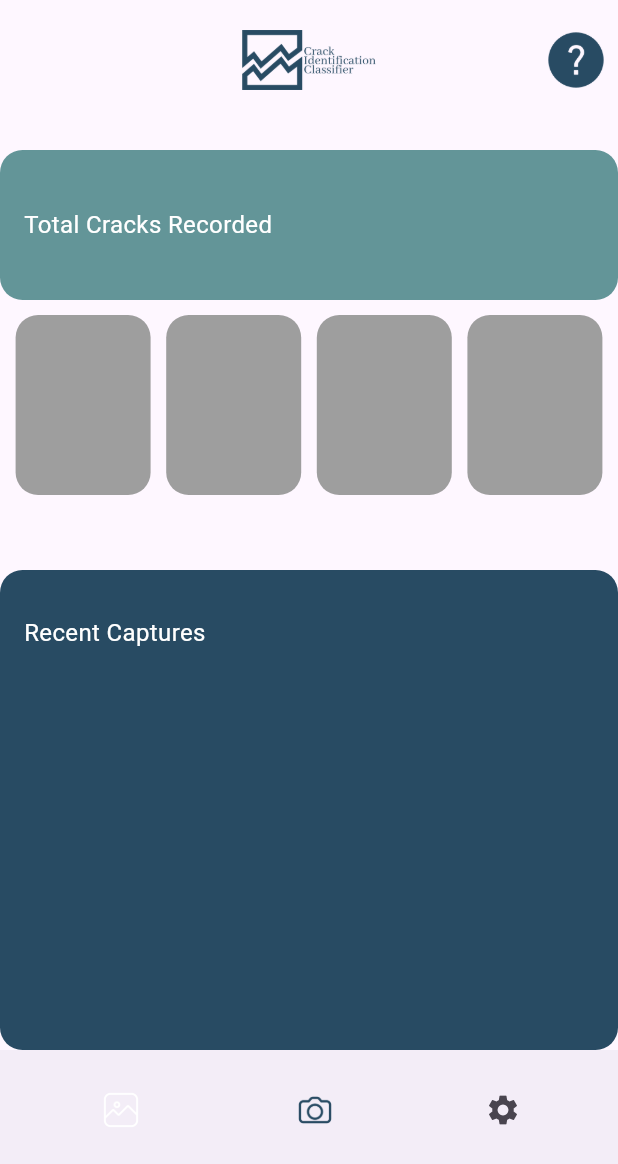
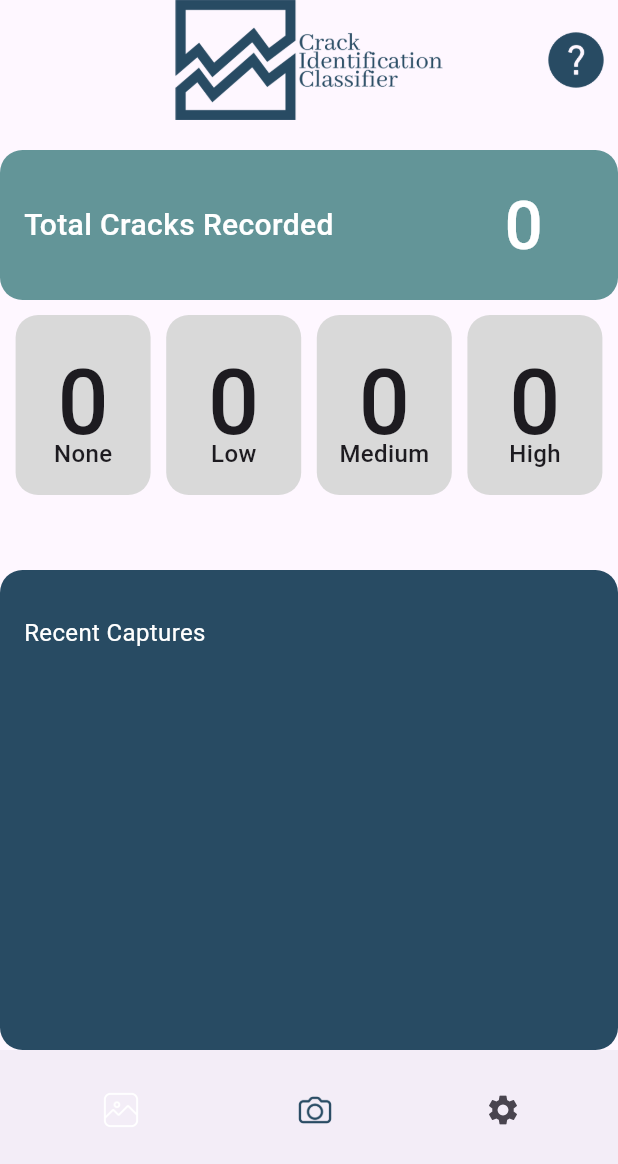
Before and after one commit to ZnerB16/BayesCrack, a Flutter app: the screen it shows after launch, after a tap on "Start", on a phone screen of 412 x 824 dp. Shown: the top 1164 px of the screen. Run offline on Flutter 3.47's test engine with Material 3 defaults, Android fonts, the light colour scheme and no system bars; our stand-ins replace camera, geocoding, location, sqflite; missing offline and left inert: tflite_flutter; accounts and stored records are empty.

Commit message:
Setup database and tested through main-menu crack counter

```diff
--- a/lib/camera.dart
+++ b/lib/camera.dart
@@ -23,10 +23,9 @@ class _CameraScreenState extends State<CameraScreen> {
   bool _isFlashOn = false;
 
   String formattedDateTime = "";
-  late String geolocation = "";
+  late String geolocation;
   double latitude = 0.0;
   double longitude = 0.0;
-  String address = "";
 
   @override
   void initState() {
--- a/lib/database/classes/prediction.dart
+++ b/lib/database/classes/prediction.dart
@@ -10,5 +10,10 @@ class Prediction{
     required this.recommendID,
     required this.imageID
   });
-
+  factory Prediction.fromSQfliteDatabase(Map<String, dynamic> map) => Prediction(
+      id: map['id']?.toInt() ?? 0,
+      imageID: map['image_id']?.toInt() ?? 0,
+      prediction: map['prediction']?? "",
+      recommendID: map['recommend_id']?.toInt() ?? 0,
+  );
 }
--- a/lib/database/crack_db.dart
+++ b/lib/database/crack_db.dart
@@ -1,4 +1,5 @@
 import 'package:sqflite/sqflite.dart';
+import 'classes/prediction.dart';
 import 'database_service.dart';
 import 'classes/crack_info.dart';
 
@@ -40,7 +41,7 @@ class CrackDB{
       "floor_name" TEXT NOT NULL,
       "building_id" INTEGER NOT NULL,
       PRIMARY KEY("id" AUTOINCREMENT),
-      FOREIGN KEY("building_id") REFERENCES building("id")
+      FOREIGN KEY("building_id") REFERENCES buildings("id")
       );
       """
     );
@@ -52,8 +53,8 @@ class CrackDB{
       "building_id" INTEGER NOT NULL,
       "floor_id" INTEGER NOT NULL,
       PRIMARY KEY("id" AUTOINCREMENT),
-      FOREIGN KEY("building_id") REFERENCES building("id"),
-      FOREIGN KEY("floor_id) REFERENCES floor("id")
+      FOREIGN KEY("building_id") REFERENCES buildings("id"),
+      FOREIGN KEY("floor_id") REFERENCES floors("id")
       );
       """
     );
@@ -69,10 +70,10 @@ class CrackDB{
       "room_id" INTEGER NOT NULL,
       "remarks" TEXT,
       PRIMARY KEY("id" AUTOINCREMENT),
-      FOREIGN KEY("image_id") REFERENCES image("id"),
-      FOREIGN KEY("building_id") REFERENCES building("id"),
-      FOREIGN KEY("floor_id") REFERENCES floor("id"),
-      FOREIGN KEY("room_id") REFERENCES room("id")
+      FOREIGN KEY("image_id") REFERENCES images("id"),
+      FOREIGN KEY("building_id") REFERENCES buildings("id"),
+      FOREIGN KEY("floor_id") REFERENCES floors("id"),
+      FOREIGN KEY("room_id") REFERENCES rooms("id")
       );"""
     );
     await database.execute(
@@ -83,19 +84,28 @@ class CrackDB{
     """);
     await database.execute(
         """ INSERT INTO $recommendationsTable ("id", "advise")
-        VALUES(
-          1, "There is no crack detected.
-        ),
-        (
-          2, "This crack does not pose any serious risk. However, sealing the crack with epoxy or polyurethane-based products is recommended to prevent it from expanding. Ensure to use appropriate sealing materials suited to the type of crack and the surface material. It is also essential to monitor the growth of the crack over time."
-        ),
-        (
-          3, "This crack poses a medium risk. As a precautionary measure, it is essential to report the crack and exercise caution in the area. Structural repairs such as injection grouting, crack stitching, or replacement of wall sections may be necessary to prevent the crack from widening. Seek assistance from a qualified professional to assess the extent of the damage and ensure appropriate repair methods."
-        ),
-        (
-          4, "All occupants should evacuate the building immediately and report the crack. Large cracks indicate severe structural instability, posing high risks to anyone inside. Extensive repair works such as structural reinforcement, wall replacements, breaking out, or recasting may be required to ensure the building's safety. A qualified professional will assess the extent of the damage and ensure appropriate repair methods."
-        );
-    """);
+        VALUES(?, ?),
+        (?, ?),
+        (?, ?),
+        (?, ?);
+    """,[1, "There is no crack detected.",
+         2, "This crack does not pose any serious risk. "
+        "However, sealing the crack with epoxy or polyurethane-based products is recommended to prevent it from expanding. "
+        "Ensure to use appropriate sealing materials suited to the type of crack and the surface material. "
+        "It is also essential to monitor the growth of the crack over time.",
+         3, "This crack poses a medium risk. As a precautionary measure, "
+        "it is essential to report the crack and exercise caution in the area. "
+        "Structural repairs such as injection grouting, crack stitching, "
+        "or replacement of wall sections may be necessary to prevent the crack from widening. "
+        "Seek assistance from a qualified professional to assess the extent of the damage and "
+        "ensure appropriate repair methods.",
+        4, "All occupants should evacuate the building immediately and report the crack. "
+          "Large cracks indicate severe structural instability, "
+          "posing high risks to anyone inside. Extensive repair works such as structural "
+          "reinforcement, wall replacements, breaking out, or recasting may be required to "
+          "ensure the building's safety. A qualified professional will assess the extent of the "
+          "damage and ensure appropriate repair methods."]);
+
     await database.execute(
       """ CREATE TABLE IF NOT EXISTS $predictionTable(
       "id" INTEGER NOT NULL,
@@ -110,7 +120,7 @@ class CrackDB{
     );
   }
   // Insert into image table
-  Future<int> createImage({required String imagePath}) async{
+  Future<int> insertImage({required String imagePath}) async{
     final database = await DatabaseService().database;
     return await database.rawInsert(
       '''
@@ -120,7 +130,7 @@ class CrackDB{
     );
   }
   // Insert into building table
-  Future<int> createBuilding({required String buildingName}) async{
+  Future<int> insertBuilding({required String buildingName}) async{
     final database = await DatabaseService().database;
     return await database.rawInsert(
       '''
@@ -130,7 +140,7 @@ class CrackDB{
     );
   }
   // Insert into floor table
-  Future<int> createFloor({required String floorName, required int buildingID}) async{
+  Future<int> insertFloor({required String floorName, required int buildingID}) async{
     final database = await DatabaseService().database;
     return await database.rawInsert(
       '''
@@ -140,7 +150,7 @@ class CrackDB{
     );
   }
   // Insert into room table
-  Future<int> createRoom({required String roomName, required int buildingID, required int floorID}) async{
+  Future<int> insertRoom({required String roomName, required int buildingID, required int floorID}) async{
     final database = await DatabaseService().database;
     return await database.rawInsert(
       '''
@@ -150,7 +160,7 @@ class CrackDB{
     );
   }
   // Insert into prediction table
-  Future<int> createPrediction({required String prediction, required int recommendID, required int imageID}) async{
+  Future<int> insertPrediction({required String prediction, required int recommendID, required int imageID}) async{
     final database = await DatabaseService().database;
     return await database.rawInsert(
       '''
@@ -189,10 +199,11 @@ class CrackDB{
     final database = await DatabaseService().database;
     final count = await database.rawQuery(
       '''
-      SELECT COUNT(id) FROM predictions WHERE prediction = ?
+      SELECT COUNT(id)
+      FROM predictions WHERE prediction = ?
       ''', [prediction]
     );
-    return count.map((info) => CrackInfo.fromSQfliteDatabase(info)).toList();
+    return count.map((info) => Prediction.fromSQfliteDatabase(info)).toList();
   }
   // Count all images
   Future<List> countAll() async{
@@ -202,6 +213,6 @@ class CrackDB{
       SELECT COUNT(id) FROM predictions
       '''
     );
-    return count.map((info) => CrackInfo.fromSQfliteDatabase(info)).toList();
+    return count.map((info) => Prediction.fromSQfliteDatabase(info)).toList();
   }
 }
--- a/lib/database/database_service.dart
+++ b/lib/database/database_service.dart
@@ -7,8 +7,10 @@ class DatabaseService {
 
   Future<Database> get database async{
     if(_database != null){
+      print("Database already exists");
       return _database!;
     }
+
     _database = await _initialize();
     return _database!;
   }
@@ -25,6 +27,7 @@ class DatabaseService {
       onCreate: create,
       singleInstance: true,
     );
+    print("Successfully created");
     return database;
   }
   Future<void> create(Database database, int version) async =>
--- a/lib/main.dart
+++ b/lib/main.dart
@@ -1,12 +1,16 @@
 import 'package:flutter/material.dart';
+import 'database/database_service.dart';
 import 'main_menu.dart';
+import 'database/crack_db.dart';
 
 void main() {
   runApp(const MyApp());
+
 }
 
 class MyApp extends StatelessWidget {
-  const MyApp({Key? key}) : super(key: key);
+  const MyApp({super.key});
+
 
   @override
   Widget build(BuildContext context) {
@@ -14,6 +18,7 @@ class MyApp extends StatelessWidget {
       home: const MyHomePage(),
     );
   }
+
 }
 
 class MyHomePage extends StatelessWidget {
@@ -37,9 +42,13 @@ class MyHomePage extends StatelessWidget {
 
             // Button Widget
             ElevatedButton(
-              onPressed: () {
+              onPressed: () async {
+                final database = await DatabaseService().database;
+                var crackDB = CrackDB();
+                crackDB.createTable(database);
+
                 Navigator.push(
-                  context, MaterialPageRoute(builder: (context) => MainMenu()),
+                  context, MaterialPageRoute(builder: (context) => const MainMenu()),
                 );
               },
               child: Text('Start'),
--- a/lib/main_menu.dart
+++ b/lib/main_menu.dart
@@ -2,6 +2,8 @@ import 'package:flutter/material.dart';
 import 'camera.dart';
 import 'package:mobile_app/help_popup.dart';
 import 'package:mobile_app/hero_dialog_route.dart';
+import 'database/crack_db.dart';
+
 
 class MainMenu extends StatefulWidget{
   const MainMenu({super.key});
@@ -12,8 +14,31 @@ class MainMenu extends StatefulWidget{
 
 class _MainMenu extends State<MainMenu>{
 
+  int noneCount = 0;
+  int lowCount = 0;
+  int medCount = 0;
+  int highCount = 0;
+  int total = 0;
+
+  void setCounts() async {
+    var crackDB = CrackDB();
+    var countsNone = await crackDB.countPredictions("None");
+    var countsLow = await crackDB.countPredictions("Low");
+    var countsMed = await crackDB.countPredictions("Medium");
+    var countsHigh = await crackDB.countPredictions("High");
+
+    setState(() {
+      noneCount = countsNone[0];
+      lowCount = countsLow[0];
+      medCount = countsMed[0];
+      highCount = countsHigh[0];
+    });
+
+  }
+
   @override
   Widget build(BuildContext context) {
+    setCounts();
     return Scaffold(
       appBar: AppBar(
         automaticallyImplyLeading: false,
@@ -22,7 +47,7 @@ class _MainMenu extends State<MainMenu>{
           child: Image.asset(
             'assets/images/logo_text.png',
             fit: BoxFit.contain,
-            height: 40,
+            height: 80,
           ),
         ),
         actions: [
@@ -44,50 +69,67 @@ class _MainMenu extends State<MainMenu>{
       ),
       body: Column(
         children: [
-          SizedBox(height:20.0),
+          const SizedBox(height:20.0),
           Container(
             width: double.infinity,
             height: 100.0,
-            margin: EdgeInsets.all(0),
+            margin: const EdgeInsets.all(0),
             decoration: BoxDecoration(
-              color: Color(0xFF639598),
+              color: const Color(0xFF639598),
               borderRadius: BorderRadius.circular(15.0)
             ),
             child: Align(
               alignment: Alignment.centerLeft,
               child: Padding(
-                padding: EdgeInsets.only(left: 16.0),
-                child: Text(
-                  'Total Cracks Recorded',
-                  style: TextStyle(
-                    color: Colors.white,
-                    fontSize: 16.0,
-                  ),
-                ),
+                padding: const EdgeInsets.only(left: 16.0),
+                child: Row(
+                  mainAxisAlignment: MainAxisAlignment.spaceBetween,
+                  children: [
+                    const Text(
+                      'Total Cracks Recorded',
+                      style: TextStyle(
+                          color: Colors.white,
+                          fontSize: 20.0,
+                          fontWeight: FontWeight.w500
+                      ),
+                    ),
+                    Padding(
+                        padding: const EdgeInsets.only(right: 50),
+                        child: Text(
+                          "$total",
+                          style: const TextStyle(
+                              color: Colors.white,
+                              fontSize: 45.0,
+                              fontWeight: FontWeight.w500
+                          ),
+                        ),
+                    )
+                  ],
+                )
               ),
             ),
             //add child widgets
           ),//1container
-          SizedBox(height:10.0),
+          const SizedBox(height:10.0),
           Row(
             mainAxisAlignment: MainAxisAlignment.spaceEvenly,
             children: [
-              _buildRoundedBox(),
-              _buildRoundedBox(),
-              _buildRoundedBox(),
-              _buildRoundedBox(),
+              _buildRoundedBox(title: "None", count: noneCount),
+              _buildRoundedBox(title: "Low", count: lowCount),
+              _buildRoundedBox(title: "Medium", count: medCount),
+              _buildRoundedBox(title: "High", count: highCount),
             ],
           ),
-          SizedBox(height:50.0),
+          const SizedBox(height:50.0),
           Container(
             width: double.infinity,
             height: 320.0,
-            margin: EdgeInsets.all(0),
+            margin: const EdgeInsets.all(0),
             decoration: BoxDecoration(
-              color: Color(0xFF284B63),
+              color: const Color(0xFF284B63),
               borderRadius: BorderRadius.circular(15.0)
             ),
-            child: Align(
+            child: const Align(
               alignment: Alignment.topLeft,
               child: Padding(
                 padding: EdgeInsets.only(left: 16.0, top: 30),
@@ -125,12 +167,12 @@ class _MainMenu extends State<MainMenu>{
                   onPressed: () {
                     Navigator.push(
                     context,
-                    MaterialPageRoute(builder: (context) => CameraScreen()),
+                    MaterialPageRoute(builder: (context) => const CameraScreen()),
                     );
                   },
                 ),
                 IconButton(
-                  icon: Icon(Icons.settings),
+                  icon: const Icon(Icons.settings),
                   onPressed: () {
                     // Navigate to quit
                   },
@@ -142,14 +184,39 @@ class _MainMenu extends State<MainMenu>{
       )
     );
   }
-  Widget _buildRoundedBox() {
+  Widget _buildRoundedBox({required String title, int count = 0}) {
     return Container(
       width: 90.0,
       height: 120.0,
       decoration: BoxDecoration(
-        color: Colors.grey, // You can set your desired color
+        color: const Color(0xffD9D9D9), // You can set your desired color
         borderRadius: BorderRadius.circular(15.0),
       ),
+      child: Align(
+        alignment: Alignment.center,
+        child: Column(
+          mainAxisAlignment: MainAxisAlignment.center,
+          children: [
+            SizedBox(
+              height: 65,
+              child: Text(
+                "$count",
+                style: const TextStyle(
+                    fontSize: 60,
+                    fontWeight: FontWeight.w500
+                ),
+              ),
+            ),
+            Text(
+              title,
+              style: const TextStyle(
+                  fontSize: 16,
+                  fontWeight: FontWeight.w500
+              ),
+          ),],
+        )
+      ),
+
       // Add child widgets or content inside the rounded box if needed
     );
   }
```
Also changed, not shown: pubspec.lock.
